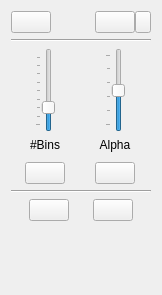
This is gui/dist_view/viewportcontrol.ui in gerbilvis/gerbil as Qt 5 draws it before an edit. The edited form follows.
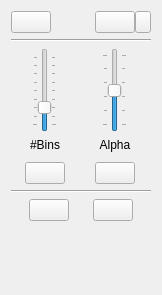
This is the edited form. Icons and pictures are not drawn. Custom widgets are drawn as their Qt base class.

Commit message: change ticks as workaround to Qt5 drawing bug

Patch:
```diff
--- a/gui/dist_view/viewportcontrol.ui
+++ b/gui/dist_view/viewportcontrol.ui
@@ -314,7 +314,7 @@
           <enum>Qt::Vertical</enum>
          </property>
          <property name="tickPosition">
-          <enum>QSlider::TicksAbove</enum>
+          <enum>QSlider::TicksBothSides</enum>
          </property>
          <property name="tickInterval">
           <number>20</number>
@@ -352,7 +352,7 @@
           <enum>Qt::Vertical</enum>
          </property>
          <property name="tickPosition">
-          <enum>QSlider::TicksAbove</enum>
+          <enum>QSlider::TicksBothSides</enum>
          </property>
          <property name="tickInterval">
           <number>31</number>
```
